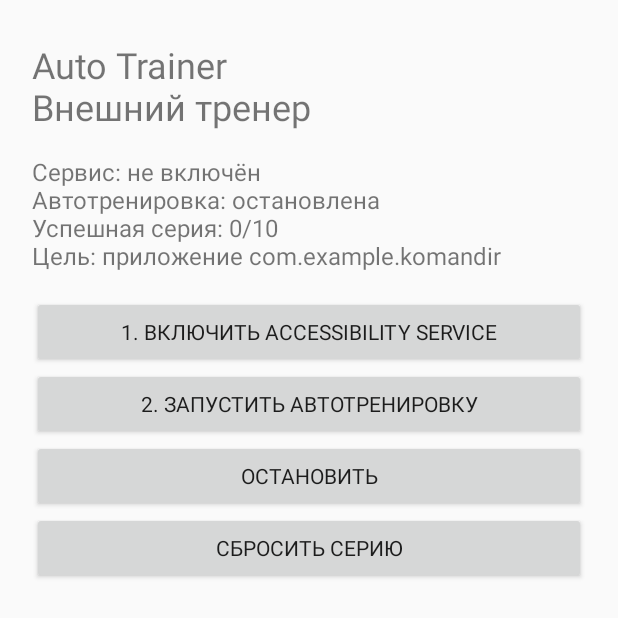
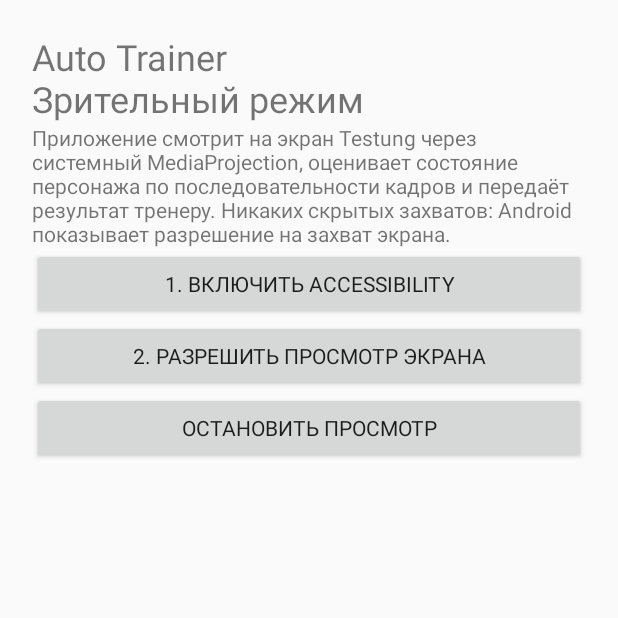
Before and after one commit to dmitriy2403iskan-star/Testung, an Android app: the screen it shows after launch (MainActivity), on a phone screen of 412 x 824 dp, the top half of it. Run offline under Robolectric (Android 15) with nearby library versions, the phone set to English and light mode, and no system bars; 1 statement that could not run was skipped.

Commit message:
Upgrade Auto Trainer to visual screen observation

```diff
--- a/auto-trainer-android/app/src/main/java/com/example/autotrainer/MainActivity.java
+++ b/auto-trainer-android/app/src/main/java/com/example/autotrainer/MainActivity.java
@@ -1,88 +1,30 @@
 package com.example.autotrainer;
 
-import android.accessibilityservice.AccessibilityServiceInfo;
-import android.content.ComponentName;
-import android.content.Context;
+import android.app.Activity;
 import android.content.Intent;
+import android.media.projection.MediaProjectionManager;
 import android.os.Bundle;
 import android.provider.Settings;
-import android.view.ViewGroup;
-import android.widget.Button;
-import android.widget.LinearLayout;
-import android.widget.TextView;
+import android.widget.*;
 
-public class MainActivity extends android.app.Activity {
-    private TextView status;
-    private static final String PREFS = "trainer";
-
-    @Override public void onCreate(Bundle b) {
+public class MainActivity extends Activity {
+    static final int CAPTURE=1001;
+    @Override public void onCreate(Bundle b){
         super.onCreate(b);
-        LinearLayout root = new LinearLayout(this);
-        root.setOrientation(LinearLayout.VERTICAL);
-        root.setPadding(32, 40, 32, 32);
-
-        TextView title = new TextView(this);
-        title.setText("Auto Trainer\nВнешний тренер");
-        title.setTextSize(24);
-        root.addView(title, new LinearLayout.LayoutParams(-1, -2));
-
-        status = new TextView(this);
-        status.setTextSize(16);
-        status.setPadding(0, 24, 0, 24);
-        root.addView(status, new LinearLayout.LayoutParams(-1, -2));
-
-        Button settings = new Button(this);
-        settings.setText("1. Включить Accessibility Service");
-        settings.setOnClickListener(v -> startActivity(new Intent(Settings.ACTION_ACCESSIBILITY_SETTINGS)));
-        root.addView(settings, new LinearLayout.LayoutParams(-1, -2));
-
-        Button start = new Button(this);
-        start.setText("2. Запустить автотренировку");
-        start.setOnClickListener(v -> {
-            getSharedPreferences(PREFS, MODE_PRIVATE).edit().putBoolean("running", true).apply();
-            TrainerAccessibilityService.requestRefresh();
-            updateStatus();
-        });
-        root.addView(start, new LinearLayout.LayoutParams(-1, -2));
-
-        Button stop = new Button(this);
-        stop.setText("Остановить");
-        stop.setOnClickListener(v -> {
-            getSharedPreferences(PREFS, MODE_PRIVATE).edit().putBoolean("running", false).apply();
-            updateStatus();
-        });
-        root.addView(stop, new LinearLayout.LayoutParams(-1, -2));
-
-        Button reset = new Button(this);
-        reset.setText("Сбросить серию");
-        reset.setOnClickListener(v -> {
-            getSharedPreferences(PREFS, MODE_PRIVATE).edit().putInt("streak", 0).apply();
-            updateStatus();
-        });
-        root.addView(reset, new LinearLayout.LayoutParams(-1, -2));
-
-        setContentView(root);
-        updateStatus();
+        LinearLayout box=new LinearLayout(this); box.setOrientation(LinearLayout.VERTICAL); box.setPadding(32,32,32,32);
+        TextView title=new TextView(this); title.setText("Auto Trainer\nЗрительный режим"); title.setTextSize(24); box.addView(title);
+        TextView info=new TextView(this); info.setText("Приложение смотрит на экран Testung через системный MediaProjection, оценивает состояние персонажа по последовательности кадров и передаёт результат тренеру. Никаких скрытых захватов: Android показывает разрешение на захват экрана."); box.addView(info);
+        Button acc=new Button(this); acc.setText("1. Включить Accessibility"); acc.setOnClickListener(v->startActivity(new Intent(Settings.ACTION_ACCESSIBILITY_SETTINGS))); box.addView(acc);
+        Button capture=new Button(this); capture.setText("2. Разрешить просмотр экрана"); capture.setOnClickListener(v->{ MediaProjectionManager m=(MediaProjectionManager)getSystemService(MEDIA_PROJECTION_SERVICE); startActivityForResult(m.createScreenCaptureIntent(),CAPTURE); }); box.addView(capture);
+        Button stop=new Button(this); stop.setText("Остановить просмотр"); stop.setOnClickListener(v->stopService(new Intent(this,ScreenCaptureService.class))); box.addView(stop);
+        setContentView(box);
     }
-
-    @Override protected void onResume() {
-        super.onResume();
-        updateStatus();
-    }
-
-    private void updateStatus() {
-        boolean enabled = false;
-        String expected = new ComponentName(this, TrainerAccessibilityService.class).flattenToString();
-        for (AccessibilityServiceInfo i : ((android.view.accessibility.AccessibilityManager)getSystemService(Context.ACCESSIBILITY_SERVICE)).getEnabledAccessibilityServiceList(AccessibilityServiceInfo.FEEDBACK_ALL_MASK)) {
-            if (expected.equals(i.getResolveInfo().serviceInfo.packageName + "/" + i.getResolveInfo().serviceInfo.name)) {
-                enabled = true; break;
-            }
+    @Override protected void onActivityResult(int r,int c,Intent d){
+        super.onActivityResult(r,c,d);
+        if(r==CAPTURE && c==RESULT_OK && d!=null){
+            Intent i=new Intent(this,ScreenCaptureService.class);
+            i.putExtra("resultCode",c); i.putExtra("data",d);
+            startForegroundService(i);
         }
-        boolean running = getSharedPreferences(PREFS, MODE_PRIVATE).getBoolean("running", false);
-        int streak = getSharedPreferences(PREFS, MODE_PRIVATE).getInt("streak", 0);
-        status.setText("Сервис: " + (enabled ? "включён" : "не включён") +
-                "\nАвтотренировка: " + (running ? "запущена" : "остановлена") +
-                "\nУспешная серия: " + streak + "/10" +
-                "\nЦель: приложение com.example.komandir");
     }
 }
```
